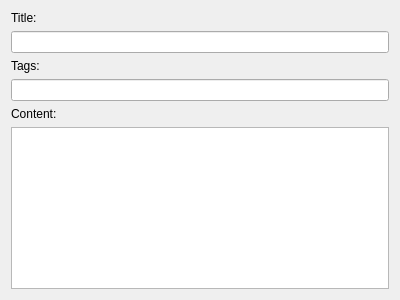
First picture: the form in src/sidebar/notewidget.ui, repository KDE/conquirere, before the edit.
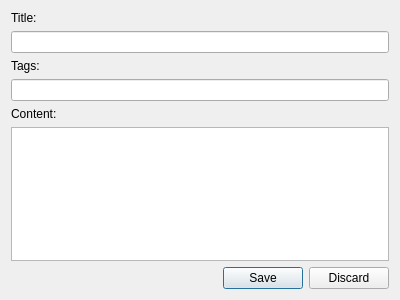
Second picture: the form after the edit. Custom widgets are drawn as their Qt base class.

```diff
--- a/src/sidebar/notewidget.ui
+++ b/src/sidebar/notewidget.ui
@@ -42,7 +42,14 @@
     </widget>
    </item>
    <item>
-    <widget class="QPlainTextEdit" name="plainTextEdit"/>
+    <widget class="QPlainTextEdit" name="editContent"/>
+   </item>
+   <item>
+    <widget class="QDialogButtonBox" name="buttonBox">
+     <property name="standardButtons">
+      <set>QDialogButtonBox::Discard|QDialogButtonBox::Save</set>
+     </property>
+    </widget>
    </item>
   </layout>
  </widget>
```
Left out of the diff: 59 changed lines with no effect on the pictures.
